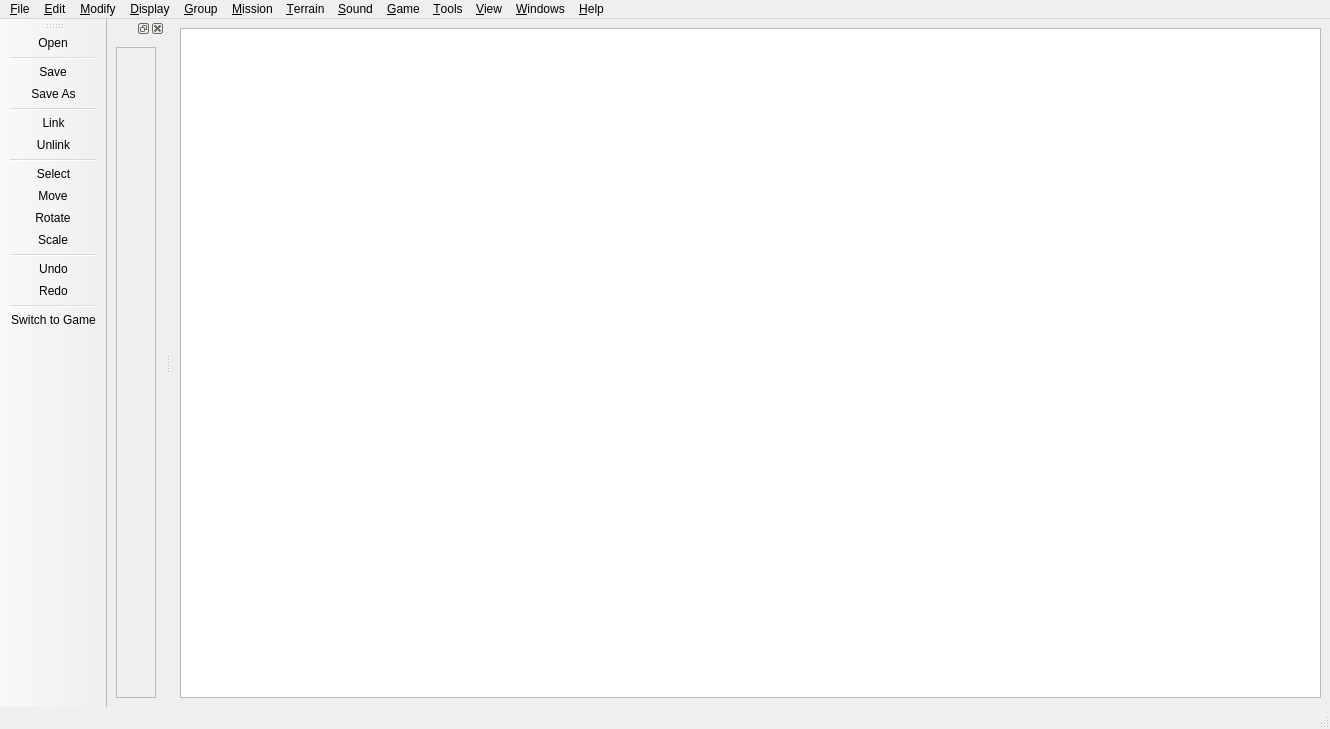
The window that Code/Sandbox/Editor/Qt/EditorMainFrame.ui (fromasmtodisasm/BlackBox) describes before a commit, drawn with Qt 5.
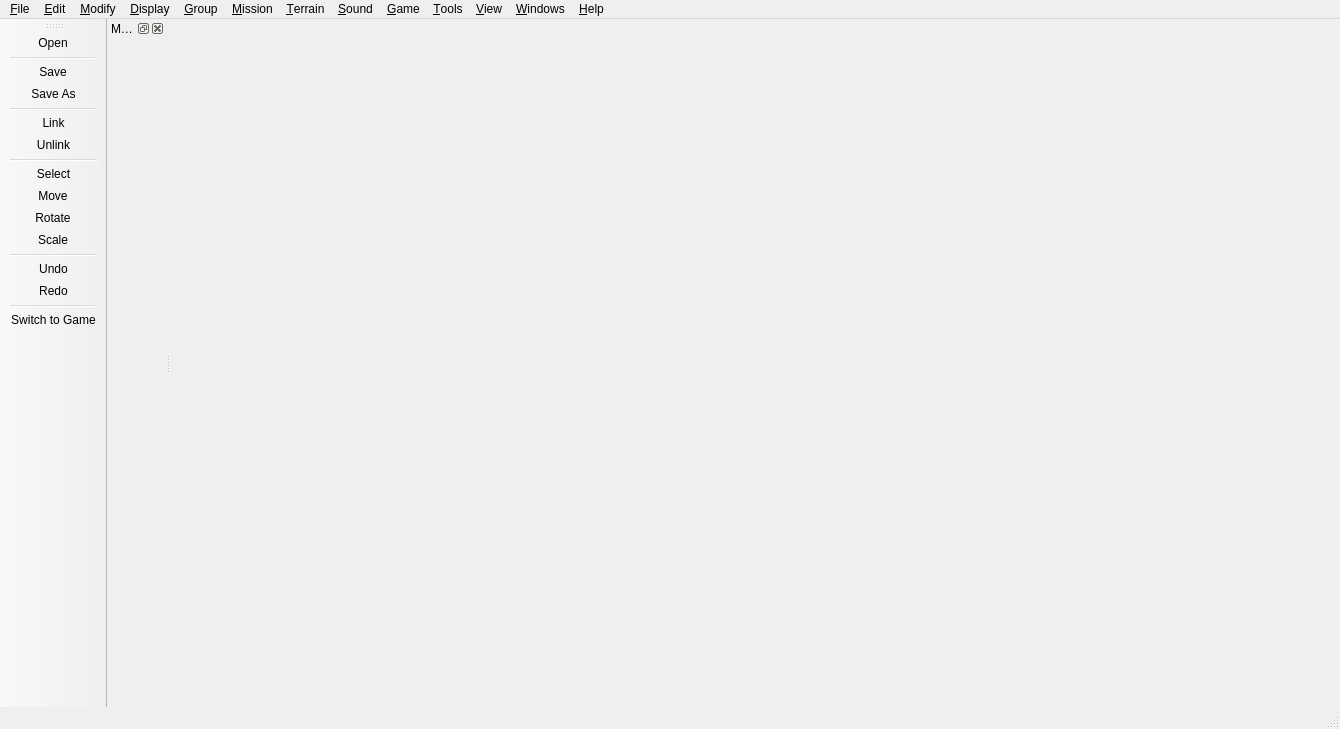
The same window after the commit. Icons and pictures are not drawn. Custom widgets are drawn as their Qt base class.

Commit message:
- hacks for embeding render viewport
with forwarding window input events to sdl through CallWindowProc API and QAbstractNativeEventFilter

Patch:
```diff
--- a/Code/Sandbox/Editor/Qt/EditorMainFrame.ui
+++ b/Code/Sandbox/Editor/Qt/EditorMainFrame.ui
@@ -6,7 +6,7 @@
    <rect>
     <x>0</x>
     <y>0</y>
-    <width>1330</width>
+    <width>1340</width>
     <height>729</height>
    </rect>
   </property>
@@ -24,18 +24,14 @@
     <normaloff>../../../../../../../../.designer/backup/Data/images/icon.ico</normaloff>../../../../../../../../.designer/backup/Data/images/icon.ico</iconset>
   </property>
   <widget class="QWidget" name="centralwidget">
-   <layout class="QHBoxLayout" name="horizontalLayout_2">
-    <item>
-     <widget class="BasicConsoleWindow" name="listView"/>
-    </item>
-   </layout>
+   <layout class="QHBoxLayout" name="horizontalLayout_2"/>
   </widget>
   <widget class="QMenuBar" name="menubar">
    <property name="geometry">
     <rect>
      <x>0</x>
      <y>0</y>
-     <width>1330</width>
+     <width>1340</width>
      <height>22</height>
     </rect>
    </property>
@@ -175,22 +171,23 @@
   </widget>
   <widget class="QStatusBar" name="statusbar"/>
   <widget class="QDockWidget" name="dockWidget">
+   <property name="sizePolicy">
+    <sizepolicy hsizetype="Maximum" vsizetype="Maximum">
+     <horstretch>0</horstretch>
+     <verstretch>0</verstretch>
+    </sizepolicy>
+   </property>
+   <property name="floating">
+    <bool>false</bool>
+   </property>
+   <property name="windowTitle">
+    <string>Main Viewport</string>
+   </property>
    <attribute name="dockWidgetArea">
     <number>1</number>
    </attribute>
    <widget class="QWidget" name="dockWidgetContents">
-    <layout class="QHBoxLayout" name="horizontalLayout">
-     <item>
-      <widget class="QFrame" name="frame">
-       <property name="frameShape">
-        <enum>QFrame::StyledPanel</enum>
-       </property>
-       <property name="frameShadow">
-        <enum>QFrame::Raised</enum>
-       </property>
-      </widget>
-     </item>
-    </layout>
+    <layout class="QHBoxLayout" name="horizontalLayout"/>
    </widget>
   </widget>
   <widget class="QToolBar" name="toolBar">
@@ -553,13 +550,6 @@
    </property>
   </action>
  </widget>
- <customwidgets>
-  <customwidget>
-   <class>BasicConsoleWindow</class>
-   <extends>QListView</extends>
-   <header location="global">BasicConsoleWindow.h</header>
-  </customwidget>
- </customwidgets>
  <resources>
   <include location="../../Plugins/EditorCommon/EditorCommon.qrc"/>
  </resources>
```
The commit also changes 5 other files.
